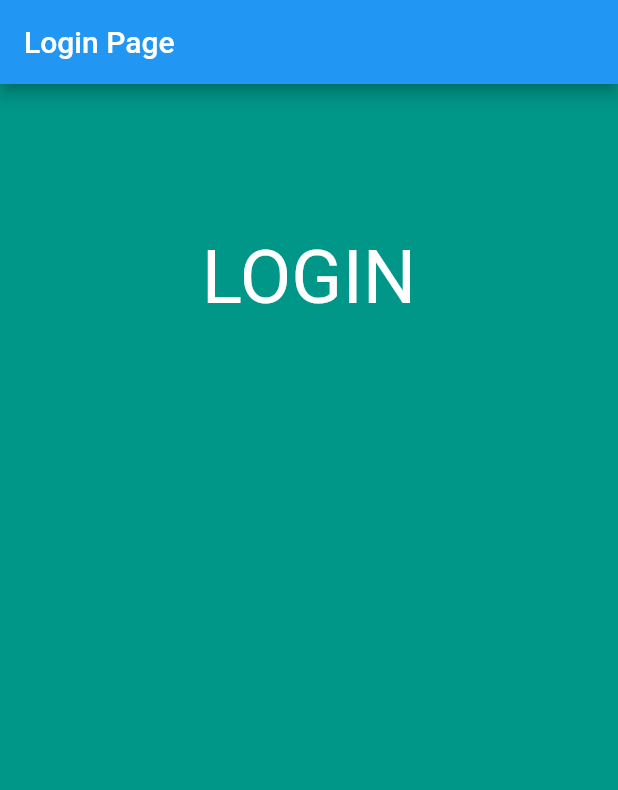
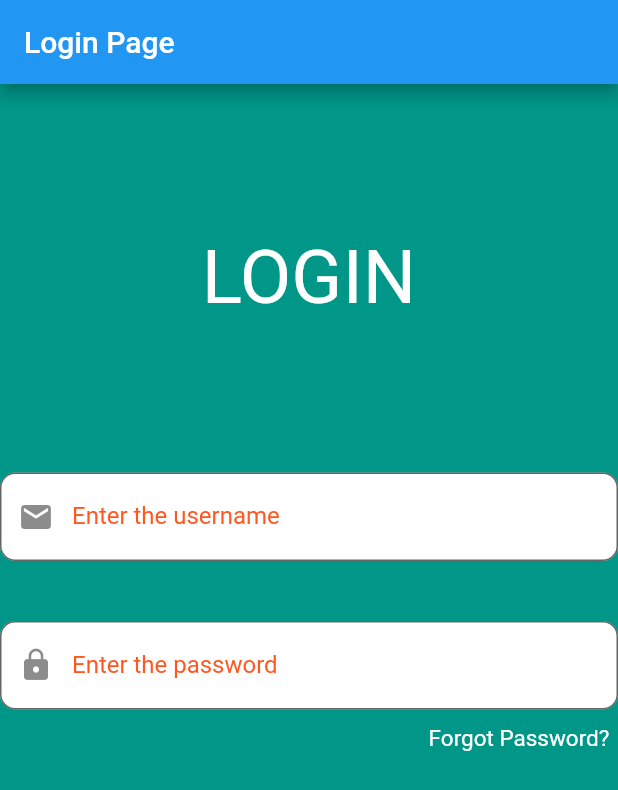
Before and after one commit to ashx-aj/simple_ui, a Flutter app: the screen it shows after launch, on a phone screen of 412 x 824 dp. Shown: the top 790 px of the screen. Run offline on Flutter 3.47's test engine with Material 2 defaults, Android fonts, the phone set to English and light mode, and no system bars.

```diff
--- a/f2/lib/main.dart
+++ b/f2/lib/main.dart
@@ -17,14 +17,64 @@ class MyApp extends StatelessWidget {
         ),
         body: Center(
           child: Column(
+            // ignore: prefer_const_literals_to_create_immutables
             children: [
-              SizedBox(
+              const SizedBox(
                 height: 100,
               ), // move the login downwards
-              Text(
+              const Text(
                 "LOGIN",
                 style: TextStyle(fontSize: 50, color: Colors.white),
-              )
+              ),
+              const SizedBox(
+                height: 100,
+              ),
+              // ignore: prefer_const_constructors
+              SizedBox(
+                width: 450,
+                child: TextField(
+                  decoration: InputDecoration(
+                    labelStyle: TextStyle(color: Colors.deepOrange),
+                    filled: true,
+                    fillColor:
+                        Colors.white, // change background color of textfield
+                    prefixIcon:
+                        Icon(Icons.email), //add icon inside the textfield
+                    labelText: "Enter the username",
+                    border: OutlineInputBorder(
+                      borderSide: BorderSide(
+                        width: 5,
+                        color: Colors.cyanAccent,
+                      ),
+                      borderRadius: BorderRadius.circular(10.0),
+                    ),
+                  ),
+                ),
+              ),
+              Padding(padding: EdgeInsets.all(20)),
+
+              SizedBox(
+                width: 450,
+                child: TextFormField(
+                    decoration: InputDecoration(
+                  labelText: "Enter the password",
+                  labelStyle: TextStyle(color: Colors.deepOrange),
+                  filled: true,
+                  fillColor: Colors.white,
+                  prefixIcon: Icon(Icons.lock),
+                  border: OutlineInputBorder(
+                    borderRadius: BorderRadius.circular(10.0),
+                  ),
+                )),
+              ),
+
+              Padding(
+                padding: const EdgeInsets.only(left: 280, top: 10),
+                child: Text(
+                  "Forgot Password?",
+                  style: TextStyle(fontSize: 15, color: Colors.white),
+                ),
+              ),
             ],
           ),
         ),
```
